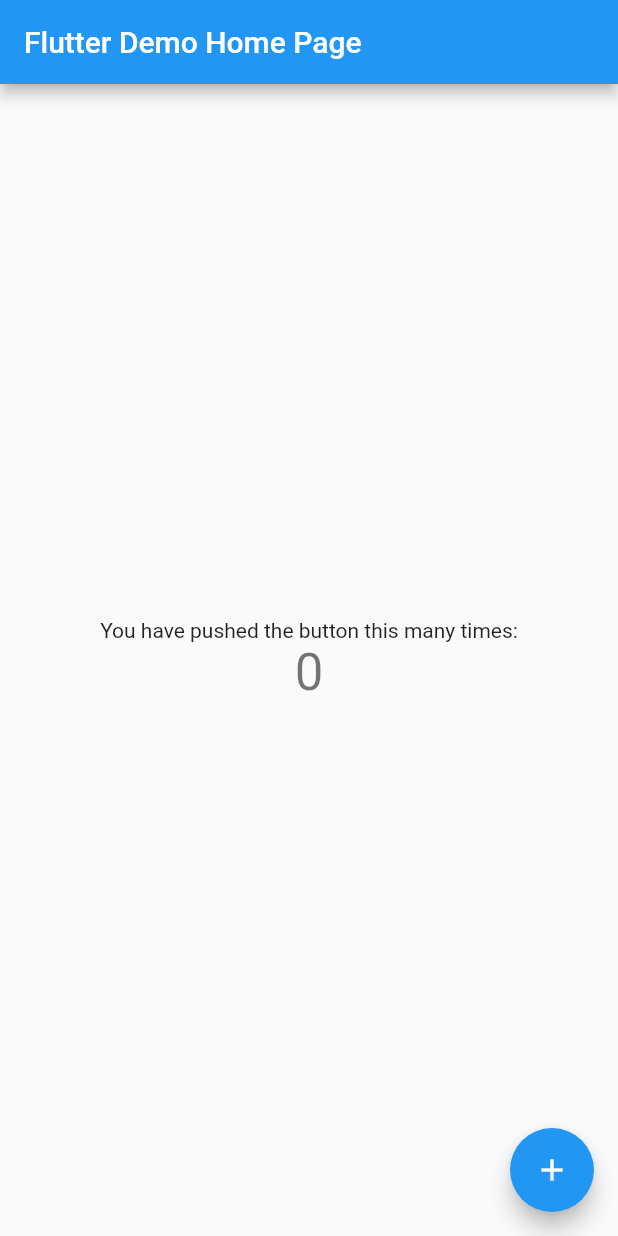
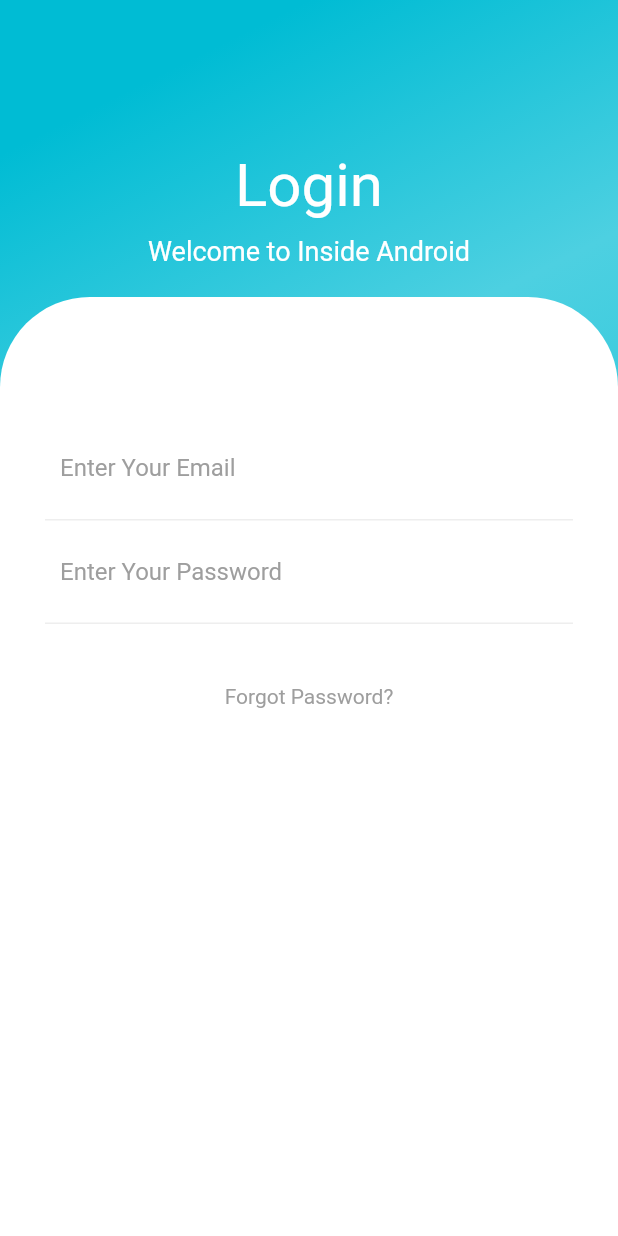
Before and after one commit to masudinn/Form-Login, a Flutter app: the screen it shows after launch, on a phone screen of 412 x 824 dp. Run offline on Flutter 3.47's test engine with Material 2 defaults, Android fonts, the phone set to English and light mode, and no system bars.

Commit message:
login page done

```diff
--- /dev/null
+++ b/lib/Button.dart
@@ -0,0 +1,22 @@
+import 'package:flutter/material.dart';
+
+
+class Button extends StatelessWidget {
+  @override
+  Widget build(BuildContext context) {
+    return Container(
+      height: 50,
+      margin: EdgeInsets.symmetric(horizontal: 50),
+      decoration: BoxDecoration(
+        color: Colors.cyan[500],
+        borderRadius: BorderRadius.circular(10)
+      ),
+      child: Text("Login",style: TextStyle(
+        color: Colors.white,
+        fontSize: 15,
+        fontWeight: FontWeight.bold
+      ),
+    ),
+    );
+  }
+}
--- /dev/null
+++ b/lib/Headers.dart
@@ -0,0 +1,21 @@
+import 'package:flutter/material.dart';
+
+class Headers extends StatelessWidget {
+  @override
+  Widget build(BuildContext context) {
+    return Padding(padding:
+    EdgeInsets.all(20),
+    child: Column(
+      crossAxisAlignment: CrossAxisAlignment.start,
+      children: <Widget>[
+        Center(
+          child: Text('Login',style: TextStyle(color: Colors.white,fontSize: 40),),
+        ),
+        SizedBox(height: 10,),
+        Center(
+          child: Text("Welcome to Inside Android",style: TextStyle(color: Colors.white,fontSize: 18),),
+        )
+      ],
+    ),);
+  }
+}
--- /dev/null
+++ b/lib/InputField.dart
@@ -0,0 +1,42 @@
+import 'package:flutter/material.dart';
+
+
+class InputField extends StatelessWidget {
+  @override
+  Widget build(BuildContext context) {
+    return Column(
+      children: <Widget>[
+        Container(
+          padding: EdgeInsets.all(10),
+          decoration: BoxDecoration(
+            border: Border(
+              bottom: BorderSide(color: Colors.grey[200])
+            )
+          ),
+          child: TextField(
+            decoration: InputDecoration(
+              hintText: "Enter Your Email",
+              hintStyle: TextStyle(color: Colors.grey),
+              border: InputBorder.none
+            ),
+          ),
+        ),
+        Container(
+          padding: EdgeInsets.all(10),
+          decoration: BoxDecoration(
+            border: Border(
+              bottom: BorderSide(color: Colors.grey[200])
+            )
+          ),
+          child: TextField(
+            decoration: InputDecoration(
+              hintText: "Enter Your Password",
+              hintStyle: TextStyle(color: Colors.grey),
+              border: InputBorder.none
+            ),
+          ),
+        ),
+      ],
+    );
+  }
+}
--- /dev/null
+++ b/lib/InputWrapper.dart
@@ -0,0 +1,25 @@
+import 'package:flutter/material.dart';
+import 'package:formlogin/InputField.dart';
+
+
+
+class InputWrapper extends StatelessWidget {
+  @override
+  Widget build(BuildContext context) {
+    return Padding(padding: EdgeInsets.all(30),
+    child: Column(children: <Widget>[
+      SizedBox(height: 50,),
+      Container(
+        decoration: BoxDecoration(
+          color: Colors.white,
+          borderRadius: BorderRadiusDirectional.circular(10),
+        ),
+        child: InputField(),
+      ),
+      SizedBox(height: 40,),
+      Text('Forgot Password?',style: TextStyle(color: Colors.grey),),
+      SizedBox(height: 40,)
+    ],),
+    );
+  }
+}
--- /dev/null
+++ b/lib/LoginPage.dart
@@ -0,0 +1,40 @@
+import 'package:flutter/material.dart';
+import 'package:formlogin/InputWrapper.dart';
+import 'package:formlogin/Headers.dart';
+
+
+
+class LoginPage extends StatelessWidget {
+  @override
+  Widget build(BuildContext context) {
+    return Scaffold(
+      body: Container(
+        width: double.infinity,
+        decoration: BoxDecoration(
+          gradient: LinearGradient(
+            begin: Alignment.topCenter,
+            colors: [Colors.cyan[500],Colors.cyan[300],Colors.cyan[400]],
+          ),
+        ),
+
+        child: Column(
+          children: <Widget>[
+            SizedBox(height: 80,),
+            Headers(),
+            Expanded(child: Container(
+              decoration: BoxDecoration(
+                color: Colors.white,
+                borderRadius: BorderRadius.only(
+                  topLeft: Radius.circular(60),
+                  topRight: Radius.circular(60)
+                )
+              ),
+
+              child: InputWrapper(),
+            ))
+          ],
+        ),
+      ),
+    );
+  }
+}
--- a/lib/main.dart
+++ b/lib/main.dart
@@ -1,117 +1,16 @@
 import 'package:flutter/material.dart';
+import 'package:formlogin/LoginPage.dart';
 
 void main() {
   runApp(MyApp());
 }
 
 class MyApp extends StatelessWidget {
-  // This widget is the root of your application.
   @override
   Widget build(BuildContext context) {
-    return MaterialApp(
-      title: 'Flutter Demo',
-      theme: ThemeData(
-        // This is the theme of your application.
-        //
-        // Try running your application with "flutter run". You'll see the
-        // application has a blue toolbar. Then, without quitting the app, try
-        // changing the primarySwatch below to Colors.green and then invoke
-        // "hot reload" (press "r" in the console where you ran "flutter run",
-        // or simply save your changes to "hot reload" in a Flutter IDE).
-        // Notice that the counter didn't reset back to zero; the application
-        // is not restarted.
-        primarySwatch: Colors.blue,
-        // This makes the visual density adapt to the platform that you run
-        // the app on. For desktop platforms, the controls will be smaller and
-        // closer together (more dense) than on mobile platforms.
-        visualDensity: VisualDensity.adaptivePlatformDensity,
-      ),
-      home: MyHomePage(title: 'Flutter Demo Home Page'),
+    return new MaterialApp(
+      debugShowCheckedModeBanner: false,
+      home: LoginPage(),
     );
   }
 }
-
-class MyHomePage extends StatefulWidget {
-  MyHomePage({Key key, this.title}) : super(key: key);
-
-  // This widget is the home page of your application. It is stateful, meaning
-  // that it has a State object (defined below) that contains fields that affect
-  // how it looks.
-
-  // This class is the configuration for the state. It holds the values (in this
-  // case the title) provided by the parent (in this case the App widget) and
-  // used by the build method of the State. Fields in a Widget subclass are
-  // always marked "final".
-
-  final String title;
-
-  @override
-  _MyHomePageState createState() => _MyHomePageState();
-}
-
-class _MyHomePageState extends State<MyHomePage> {
-  int _counter = 0;
-
-  void _incrementCounter() {
-    setState(() {
-      // This call to setState tells the Flutter framework that something has
-      // changed in this State, which causes it to rerun the build method below
-      // so that the display can reflect the updated values. If we changed
-      // _counter without calling setState(), then the build method would not be
-      // called again, and so nothing would appear to happen.
-      _counter++;
-    });
-  }
-
-  @override
-  Widget build(BuildContext context) {
-    // This method is rerun every time setState is called, for instance as done
-    // by the _incrementCounter method above.
-    //
-    // The Flutter framework has been optimized to make rerunning build methods
-    // fast, so that you can just rebuild anything that needs updating rather
-    // than having to individually change instances of widgets.
-    return Scaffold(
-      appBar: AppBar(
-        // Here we take the value from the MyHomePage object that was created by
-        // the App.build method, and use it to set our appbar title.
-        title: Text(widget.title),
-      ),
-      body: Center(
-        // Center is a layout widget. It takes a single child and positions it
-        // in the middle of the parent.
-        child: Column(
-          // Column is also a layout widget. It takes a list of children and
-          // arranges them vertically. By default, it sizes itself to fit its
-          // children horizontally, and tries to be as tall as its parent.
-          //
-          // Invoke "debug painting" (press "p" in the console, choose the
-          // "Toggle Debug Paint" action from the Flutter Inspector in Android
-          // Studio, or the "Toggle Debug Paint" command in Visual Studio Code)
-          // to see the wireframe for each widget.
-          //
-          // Column has various properties to control how it sizes itself and
-          // how it positions its children. Here we use mainAxisAlignment to
-          // center the children vertically; the main axis here is the vertical
-          // axis because Columns are vertical (the cross axis would be
-          // horizontal).
-          mainAxisAlignment: MainAxisAlignment.center,
-          children: <Widget>[
-            Text(
-              'You have pushed the button this many times:',
-            ),
-            Text(
-              '$_counter',
-              style: Theme.of(context).textTheme.headline4,
-            ),
-          ],
-        ),
-      ),
-      floatingActionButton: FloatingActionButton(
-        onPressed: _incrementCounter,
-        tooltip: 'Increment',
-        child: Icon(Icons.add),
-      ), // This trailing comma makes auto-formatting nicer for build methods.
-    );
-  }
-}
```
Also changed, not shown: 1 other file.
